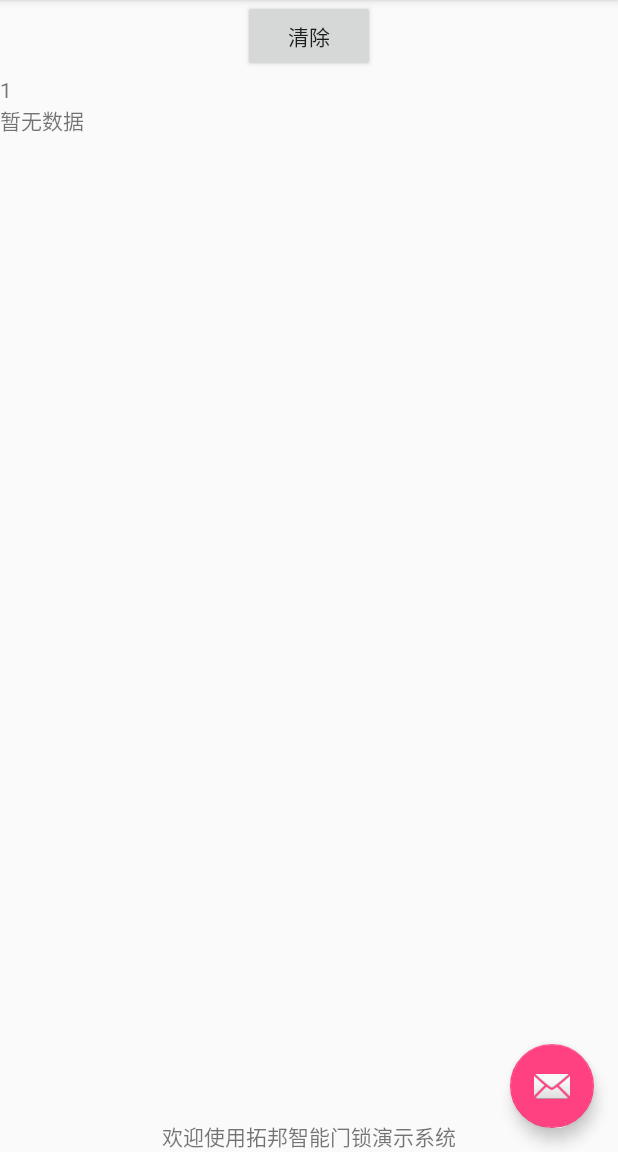
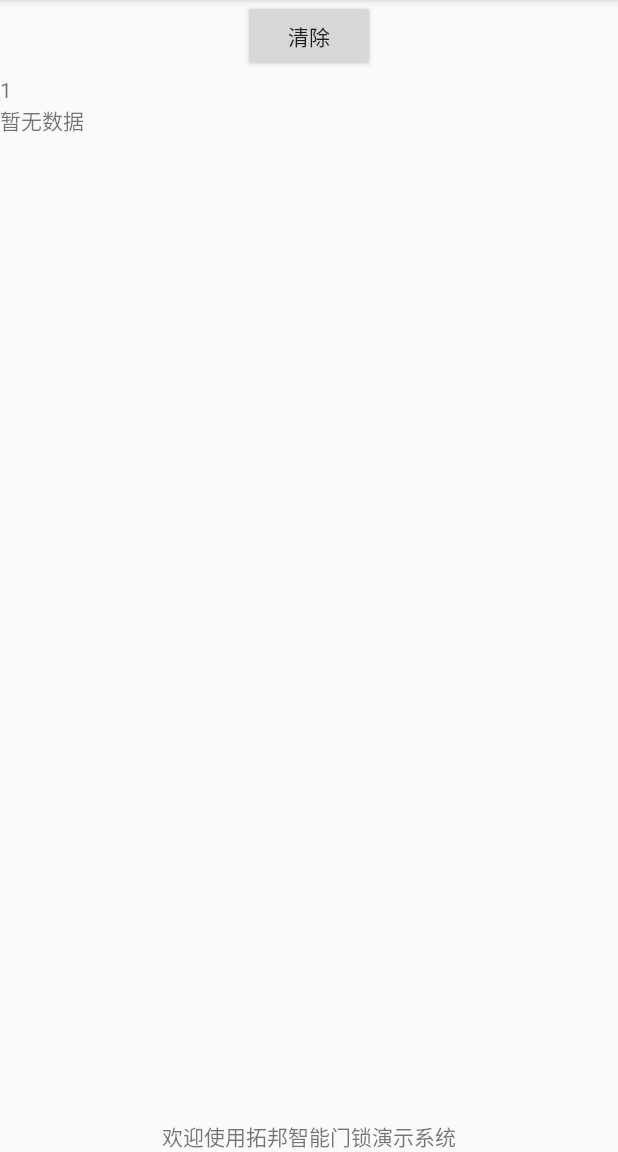
Before and after one commit to eager7/zigbee_daemon, an Android app: the screen it shows after launch (MainActivity), on a phone screen of 412 x 824 dp, the part 84-1236 px from its top. Run offline under Robolectric (Android 15) with nearby library versions, the phone set to English and light mode, and no system bars.

```diff
--- a/AppDoorLock/app/src/main/res/layout/app_bar_main.xml
+++ b/AppDoorLock/app/src/main/res/layout/app_bar_main.xml
@@ -22,12 +22,6 @@
 
     <include layout="@layout/content_main" />
 
-    <android.support.design.widget.FloatingActionButton
-        android:id="@+id/fab"
-        android:layout_width="wrap_content"
-        android:layout_height="wrap_content"
-        android:layout_gravity="bottom|end"
-        android:layout_margin="@dimen/fab_margin"
-        app:srcCompat="@android:drawable/ic_dialog_email" />
+
 
 </android.support.design.widget.CoordinatorLayout>
```
Also changed, not shown: AppDoorLock/app/src/main/java/com/example/chandler/doorlock/MainActivity.java (+21 -11 lines).
